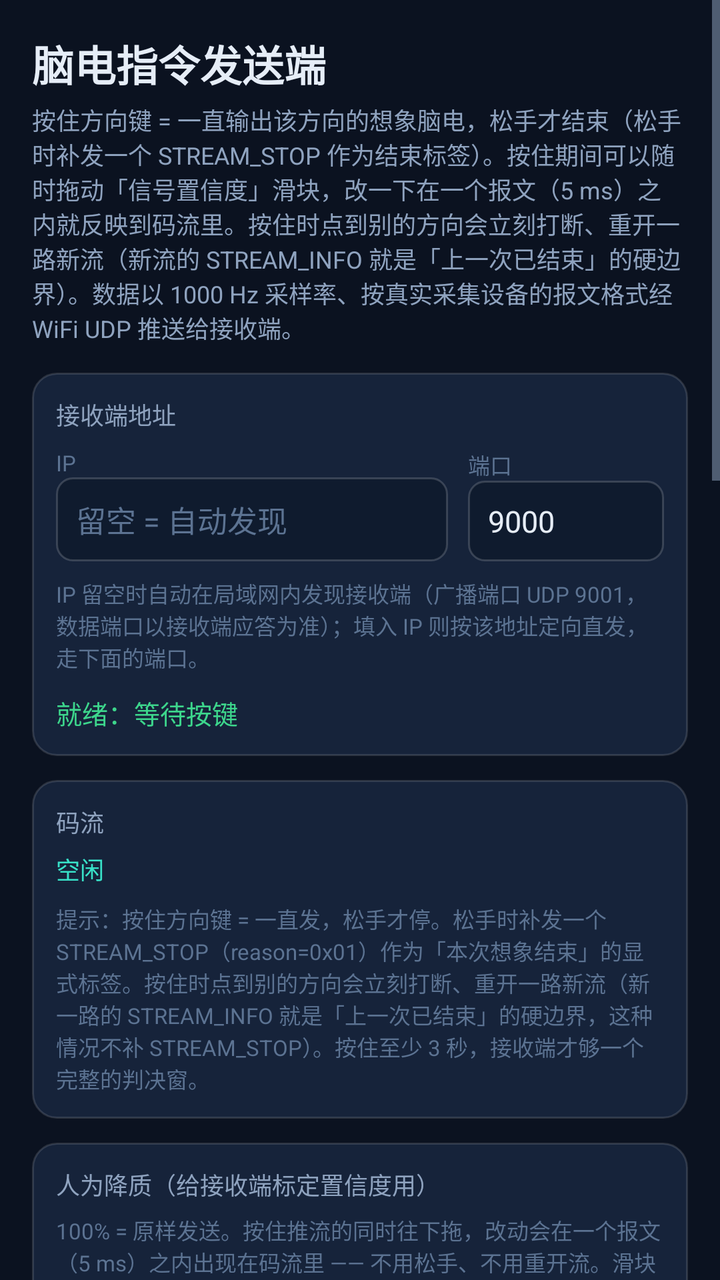
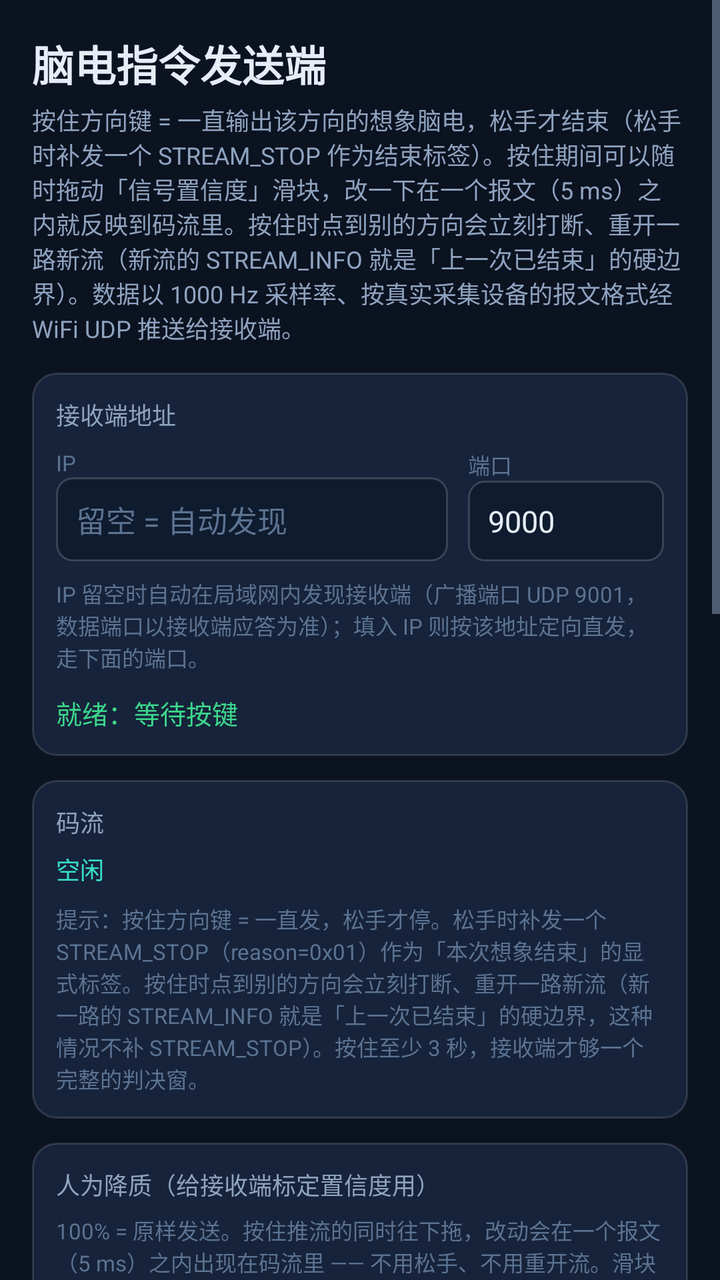

Before-and-after screenshots of an Android layout around one commit, followed by the original layout XML and the change that was made.
<!-- AndroidManifest.xml: application theme Theme.EEGSender -->
<!-- res/layout/activity_main.xml -->
<?xml version="1.0" encoding="utf-8"?>
<ScrollView xmlns:android="http://schemas.android.com/apk/res/android"
    android:id="@+id/svRoot"
    android:layout_width="match_parent"
    android:layout_height="match_parent"
    android:background="@color/bg_dark"
    android:fillViewport="true">

    <LinearLayout
        android:layout_width="match_parent"
        android:layout_height="wrap_content"
        android:orientation="vertical"
        android:padding="16dp">

        <TextView
            android:id="@+id/tvTitle"
            android:layout_width="match_parent"
            android:layout_height="wrap_content"
            android:text="@string/title"
            android:textColor="@color/text_primary"
            android:textSize="21sp"
            android:textStyle="bold" />

        <TextView
            android:id="@+id/tvSubtitle"
            android:layout_width="match_parent"
            android:layout_height="wrap_content"
            android:layout_marginTop="4dp"
            android:text="@string/subtitle"
            android:textColor="@color/text_secondary"
            android:textSize="12sp" />

        
        <LinearLayout
            android:layout_width="match_parent"
            android:layout_height="wrap_content"
            android:layout_marginTop="14dp"
            android:background="@drawable/bg_card"
            android:orientation="vertical"
            android:padding="12dp">

            <TextView
                android:layout_width="wrap_content"
                android:layout_height="wrap_content"
                android:text="@string/label_target"
                android:textColor="@color/text_secondary"
                android:textSize="12sp" />

            <LinearLayout
                android:layout_width="match_parent"
                android:layout_height="wrap_content"
                android:layout_marginTop="8dp"
                android:orientation="horizontal">

                <LinearLayout
                    android:layout_width="0dp"
                    android:layout_height="wrap_content"
                    android:layout_weight="2"
                    android:orientation="vertical">

                    <TextView
                        android:layout_width="wrap_content"
                        android:layout_height="wrap_content"
                        android:text="@string/label_ip"
                        android:textColor="@color/text_hint"
                        android:textSize="11sp" />

                    <EditText
                        android:id="@+id/etIp"
                        android:layout_width="match_parent"
                        android:layout_height="wrap_content"
                        android:background="@drawable/bg_input"
                        android:hint="@string/hint_ip"
                        android:inputType="text"
                        android:maxLines="1"
                        android:padding="10dp"
                        android:text=""
                        android:textColor="@color/text_primary"
                        android:textColorHint="@color/text_hint"
                        android:textSize="15sp" />
                </LinearLayout>

                <LinearLayout
                    android:layout_width="0dp"
                    android:layout_height="wrap_content"
                    android:layout_marginStart="10dp"
                    android:layout_weight="1"
                    android:orientation="vertical">

                    <TextView
                        android:layout_width="wrap_content"
                        android:layout_height="wrap_content"
                        android:text="@string/label_port"
                        android:textColor="@color/text_hint"
                        android:textSize="11sp" />

                    <EditText
                        android:id="@+id/etPort"
                        android:layout_width="match_parent"
                        android:layout_height="wrap_content"
                        android:background="@drawable/bg_input"
                        android:hint="@string/hint_port"
                        android:inputType="number"
                        android:maxLines="1"
                        android:padding="10dp"
                        android:text="9000"
                        android:textColor="@color/text_primary"
                        android:textColorHint="@color/text_hint"
                        android:textSize="15sp" />
                </LinearLayout>
            </LinearLayout>

            <TextView
                android:id="@+id/tvTargetMode"
                android:layout_width="match_parent"
                android:layout_height="wrap_content"
                android:layout_marginTop="8dp"
                android:text="@string/hint_target_mode"
                android:textColor="@color/text_hint"
                android:textSize="11sp" />

            <TextView
                android:id="@+id/tvStatus"
                android:layout_width="match_parent"
                android:layout_height="wrap_content"
                android:layout_marginTop="10dp"
                android:text="@string/status_idle"
                android:textColor="@color/ok"
                android:textSize="13sp" />
        </LinearLayout>

        
        <LinearLayout
            android:layout_width="match_parent"
            android:layout_height="wrap_content"
            android:layout_marginTop="12dp"
            android:background="@drawable/bg_card"
            android:orientation="vertical"
            android:padding="12dp">

            <TextView
                android:layout_width="wrap_content"
                android:layout_height="wrap_content"
                android:text="@string/label_stream"
                android:textColor="@color/text_secondary"
                android:textSize="12sp" />

            <TextView
                android:id="@+id/tvStream"
                android:layout_width="match_parent"
                android:layout_height="wrap_content"
                android:layout_marginTop="6dp"
                android:fontFamily="monospace"
                android:text="@string/stream_idle"
                android:textColor="@color/primary"
                android:textSize="12sp" />

            <TextView
                android:layout_width="match_parent"
                android:layout_height="wrap_content"
                android:layout_marginTop="8dp"
                android:text="@string/hint_trial"
                android:textColor="@color/text_hint"
                android:textSize="11sp" />
        </LinearLayout>

        
        <LinearLayout
            android:layout_width="match_parent"
            android:layout_height="wrap_content"
            android:layout_marginTop="12dp"
            android:background="@drawable/bg_card"
            android:orientation="vertical"
            android:padding="12dp">

            <TextView
                android:layout_width="wrap_content"
                android:layout_height="wrap_content"
                android:text="@string/label_degrade"
                android:textColor="@color/text_secondary"
                android:textSize="12sp" />

            <TextView
                android:layout_width="match_parent"
                android:layout_height="wrap_content"
                android:layout_marginTop="6dp"
                android:text="@string/hint_degrade"
                android:textColor="@color/text_hint"
                android:textSize="11sp" />

            
            <LinearLayout
                android:layout_width="match_parent"
                android:layout_height="wrap_content"
                android:layout_marginTop="10dp"
                android:orientation="horizontal">

                <TextView
                    android:layout_width="0dp"
                    android:layout_height="wrap_content"
                    android:layout_weight="1"
                    android:text="@string/label_confidence"
                    android:textColor="@color/text_primary"
                    android:textSize="13sp" />

                <TextView
                    android:id="@+id/tvConfidenceValue"
                    android:layout_width="wrap_content"
                    android:layout_height="wrap_content"
                    android:fontFamily="monospace"
                    android:text="@string/degrade_value_full"
                    android:textColor="@color/primary"
                    android:textSize="12sp" />
            </LinearLayout>

            <SeekBar
                android:id="@+id/sbConfidence"
                android:layout_width="match_parent"
                android:layout_height="wrap_content"
                android:max="100"
                android:progress="100"
                android:progressBackgroundTint="@color/btn_direction"
                android:progressTint="@color/primary"
                android:thumbTint="@color/primary" />

            <TextView
                android:id="@+id/tvDegradeState"
                android:layout_width="match_parent"
                android:layout_height="wrap_content"
                android:layout_marginTop="6dp"
                android:text="@string/degrade_off"
                android:textColor="@color/text_hint"
                android:textSize="11sp" />
        </LinearLayout>

        
        <LinearLayout
            android:layout_width="match_parent"
            android:layout_height="wrap_content"
            android:layout_marginTop="18dp"
            android:gravity="center_horizontal"
            android:orientation="vertical">

            
            <Button
                android:id="@+id/btnForward"
                style="@style/CmdButton"
                android:background="@drawable/bg_btn_direction"
                android:text="@string/cmd_forward" />

            <LinearLayout
                android:layout_width="wrap_content"
                android:layout_height="wrap_content"
                android:layout_marginTop="10dp"
                android:orientation="horizontal">

                
                <Button
                    android:id="@+id/btnLeft"
                    style="@style/CmdButton"
                    android:background="@drawable/bg_btn_direction"
                    android:text="@string/cmd_left" />

                
                <Button
                    android:id="@+id/btnStop"
                    style="@style/CmdButton"
                    android:layout_marginStart="10dp"
                    android:layout_marginEnd="10dp"
                    android:background="@drawable/bg_btn_stop"
                    android:text="@string/cmd_stop" />

                
                <Button
                    android:id="@+id/btnRight"
                    style="@style/CmdButton"
                    android:background="@drawable/bg_btn_direction"
                    android:text="@string/cmd_right" />
            </LinearLayout>

            
            <Button
                android:id="@+id/btnBackward"
                style="@style/CmdButton"
                android:layout_marginTop="10dp"
                android:background="@drawable/bg_btn_direction"
                android:text="@string/cmd_backward" />
        </LinearLayout>

        
        <LinearLayout
            android:id="@+id/cardWave"
            android:layout_width="match_parent"
            android:layout_height="wrap_content"
            android:layout_marginTop="12dp"
            android:background="@drawable/bg_card"
            android:orientation="vertical"
            android:padding="10dp">

            
            <LinearLayout
                android:layout_width="match_parent"
                android:layout_height="wrap_content"
                android:gravity="center_vertical"
                android:orientation="horizontal">

                <TextView
                    android:layout_width="0dp"
                    android:layout_height="wrap_content"
                    android:layout_weight="1"
                    android:text="@string/label_wave"
                    android:textColor="@color/text_secondary"
                    android:textSize="12sp" />

                <CheckBox
                    android:id="@+id/cbDenoise"
                    android:layout_width="wrap_content"
                    android:layout_height="wrap_content"
                    android:buttonTint="@color/primary"
                    android:text="@string/wave_denoise"
                    android:textColor="@color/text_primary"
                    android:textSize="12sp" />

                <CheckBox
                    android:id="@+id/cbSpectrum"
                    android:layout_width="wrap_content"
                    android:layout_height="wrap_content"
                    android:layout_marginStart="6dp"
                    android:buttonTint="@color/primary"
                    android:text="@string/wave_spectrum"
                    android:textColor="@color/text_primary"
                    android:textSize="12sp" />
            </LinearLayout>

            
            <HorizontalScrollView
                android:layout_width="match_parent"
                android:layout_height="wrap_content"
                android:layout_marginTop="4dp"
                android:scrollbars="none">

                <LinearLayout
                    android:id="@+id/llChannels"
                    android:layout_width="wrap_content"
                    android:layout_height="wrap_content"
                    android:orientation="horizontal" />
            </HorizontalScrollView>

            
            <com.fifteen.eegsender.EegWaveformView
                android:id="@+id/waveView"
                android:layout_width="match_parent"
                android:layout_height="240dp"
                android:layout_marginTop="8dp" />

            
            <com.fifteen.eegsender.EegSpectrumView
                android:id="@+id/spectrumView"
                android:layout_width="match_parent"
                android:layout_height="140dp"
                android:layout_marginTop="6dp"
                android:visibility="gone" />

            <TextView
                android:layout_width="match_parent"
                android:layout_height="wrap_content"
                android:layout_marginTop="6dp"
                android:text="@string/wave_hint"
                android:textColor="@color/text_hint"
                android:textSize="11sp" />
        </LinearLayout>

        
        <LinearLayout
            android:layout_width="match_parent"
            android:layout_height="wrap_content"
            android:layout_marginTop="18dp"
            android:gravity="center_vertical"
            android:orientation="horizontal">

            <TextView
                android:layout_width="0dp"
                android:layout_height="wrap_content"
                android:layout_weight="1"
                android:text="@string/label_log"
                android:textColor="@color/text_secondary"
                android:textSize="13sp"
                android:textStyle="bold" />

            <Button
                android:id="@+id/btnClearLog"
                android:layout_width="wrap_content"
                android:layout_height="wrap_content"
                android:backgroundTint="@null"
                android:minWidth="0dp"
                android:paddingStart="10dp"
                android:paddingEnd="10dp"
                android:text="@string/btn_clear_log"
                android:textColor="@color/primary"
                android:textSize="12sp" />
        </LinearLayout>

        <TextView
            android:id="@+id/tvLog"
            android:layout_width="match_parent"
            android:layout_height="wrap_content"
            android:layout_marginTop="6dp"
            android:background="@drawable/bg_card"
            android:fontFamily="monospace"
            android:lineSpacingExtra="3dp"
            android:minHeight="120dp"
            android:padding="10dp"
            android:textColor="@color/text_secondary"
            android:textSize="11sp" />

    </LinearLayout>
</ScrollView>
<!-- resources referenced by this layout -->
<resources>
  <color name="bg_dark">#FF0B1220</color>
  <color name="btn_direction">#FF1E3350</color>
  <color name="ok">#FF3DD68C</color>
  <color name="primary">#FF38E1C8</color>
  <color name="text_hint">#FF5C7392</color>
  <color name="text_primary">#FFE6EDF7</color>
  <color name="text_secondary">#FF8FA3BF</color>
  <!-- drawable bg_card (drawable) -->
  <?xml version="1.0" encoding="utf-8"?>
  <shape xmlns:android="http://schemas.android.com/apk/res/android"
      android:shape="rectangle">
      <solid android:color="@color/bg_card" />
      <corners android:radius="12dp" />
      <stroke
          android:width="1dp"
          android:color="#22FFFFFF" />
  </shape>
  <!-- drawable bg_input (drawable) -->
  <?xml version="1.0" encoding="utf-8"?>
  <shape xmlns:android="http://schemas.android.com/apk/res/android"
      android:shape="rectangle">
      <solid android:color="@color/bg_input" />
      <corners android:radius="8dp" />
      <stroke
          android:width="1dp"
          android:color="#2AFFFFFF" />
  </shape>
  <string name="btn_clear_log">清空日志</string>
  <string name="cmd_backward">↓ 后退</string>
  <string name="cmd_forward">↑ 前进</string>
  <string name="cmd_left">← 左转</string>
  <string name="cmd_right">→ 右转</string>
  <string name="cmd_stop">■ 停</string>
  <string name="degrade_off">未降质：发出的就是原始录制数据</string>
  <string name="degrade_value_full">100%｜ρ≈0.74</string>
  <string name="hint_degrade" formatted="false">100% = 原样发送。按住推流的同时往下拖，改动会在一个报文（5 ms）之内出现在码流里 —— 不用松手、不用重开流。滑块直接代表「信号置信度」，按「3 秒窗 CCA」的实测曲线压低接收端算出的相关值：它是确定性的 SSVEP 谱线削弱（背景脑电不动），只验证接收端会不会正确判成「无指令」。大约拖到 76% 以下，接收端就会从「认得出方向」翻成「判成无指令」。报文格式不变，接收端感知不到。</string>
  <string name="hint_ip">留空 = 自动发现</string>
  <string name="hint_port">9000</string>
  <string name="hint_target_mode">IP 留空时自动在局域网内发现接收端（广播端口 UDP 9001，数据端口以接收端应答为准）；填入 IP 则按该地址定向直发，走下面的端口。</string>
  <string name="hint_trial">提示：按住方向键 = 一直发，松手才停。松手时补发一个 STREAM_STOP（reason=0x01）作为「本次想象结束」的显式标签。按住时点到别的方向会立刻打断、重开一路新流（新一路的 STREAM_INFO 就是「上一次已结束」的硬边界，这种情况不补 STREAM_STOP）。按住至少 3 秒，接收端才够一个完整的判决窗。</string>
  <string name="label_confidence">信号置信度</string>
  <string name="label_degrade">人为降质（给接收端标定置信度用）</string>
  <string name="label_ip">IP</string>
  <string name="label_log">发送日志</string>
  <string name="label_port">端口</string>
  <string name="label_stream">码流</string>
  <string name="label_target">接收端地址</string>
  <string name="label_wave">脑电波形</string>
  <string name="status_idle">就绪：等待按键</string>
  <string name="stream_idle">空闲</string>
  <string name="subtitle">按住方向键 = 一直输出该方向的想象脑电，松手才结束（松手时补发一个 STREAM_STOP 作为结束标签）。按住期间可以随时拖动「信号置信度」滑块，改一下在一个报文（5 ms）之内就反映到码流里。按住时点到别的方向会立刻打断、重开一路新流（新流的 STREAM_INFO 就是「上一次已结束」的硬边界）。数据以 1000 Hz 采样率、按真实采集设备的报文格式经 WiFi UDP 推送给接收端。</string>
  <string name="title">脑电指令发送端</string>
  <string name="wave_denoise">去噪</string>
  <string name="wave_hint">勾选通道显示对应波形；顶部「振幅 +/−」统一调所有行。去噪 = 显示层 4~45 Hz 带通，频谱 = 4~20 Hz 功率谱（标 5.45 / 6.67 / 8.57 / 12.0 Hz）。这些只影响屏幕，不改变推流数据。</string>
  <string name="wave_spectrum">频谱</string>
  <style name="Theme.EEGSender" parent="Theme.AppCompat.DayNight.NoActionBar">
          <item name="colorPrimary">@color/primary</item>
          <item name="colorPrimaryDark">@color/primary_dark</item>
          <item name="colorAccent">@color/primary</item>
          <item name="android:windowBackground">@color/bg_dark</item>
          <item name="android:textColorPrimary">@color/text_primary</item>
          <item name="android:textColorSecondary">@color/text_secondary</item>
          <item name="android:textColorHint">@color/text_hint</item>
      </style>
  <color name="btn_direction_pressed">#FF2A4770</color>
  <color name="btn_direction_stroke">#338FA3BF</color>
  <color name="btn_stop_pressed">#FF8C1D18</color>
  <color name="btn_stop">#FFB3261E</color>
  <color name="btn_stop_stroke">#66FF8A80</color>
  <color name="bg_card">#FF16233A</color>
  <color name="bg_input">#FF0F1B2E</color>
  <color name="primary_dark">#FF0E7C6B</color>
  <!-- unchanged entries left out for length: 3 -->
</resources>

<!-- the commit's change to res/layout/activity_main.xml (unified diff, before → after) -->
@@ -289,89 +289,6 @@
 
         
         <LinearLayout
-            android:id="@+id/cardWave"
-            android:layout_width="match_parent"
-            android:layout_height="wrap_content"
-            android:layout_marginTop="12dp"
-            android:background="@drawable/bg_card"
-            android:orientation="vertical"
-            android:padding="10dp">
-
-            
-            <LinearLayout
-                android:layout_width="match_parent"
-                android:layout_height="wrap_content"
-                android:gravity="center_vertical"
-                android:orientation="horizontal">
-
-                <TextView
-                    android:layout_width="0dp"
-                    android:layout_height="wrap_content"
-                    android:layout_weight="1"
-                    android:text="@string/label_wave"
-                    android:textColor="@color/text_secondary"
-                    android:textSize="12sp" />
-
-                <CheckBox
-                    android:id="@+id/cbDenoise"
-                    android:layout_width="wrap_content"
-                    android:layout_height="wrap_content"
-                    android:buttonTint="@color/primary"
-                    android:text="@string/wave_denoise"
-                    android:textColor="@color/text_primary"
-                    android:textSize="12sp" />
-
-                <CheckBox
-                    android:id="@+id/cbSpectrum"
-                    android:layout_width="wrap_content"
-                    android:layout_height="wrap_content"
-                    android:layout_marginStart="6dp"
-                    android:buttonTint="@color/primary"
-                    android:text="@string/wave_spectrum"
-                    android:textColor="@color/text_primary"
-                    android:textSize="12sp" />
-            </LinearLayout>
-
-            
-            <HorizontalScrollView
-                android:layout_width="match_parent"
-                android:layout_height="wrap_content"
-                android:layout_marginTop="4dp"
-                android:scrollbars="none">
-
-                <LinearLayout
-                    android:id="@+id/llChannels"
-                    android:layout_width="wrap_content"
-                    android:layout_height="wrap_content"
-                    android:orientation="horizontal" />
-            </HorizontalScrollView>
-
-            
-            <com.fifteen.eegsender.EegWaveformView
-                android:id="@+id/waveView"
-                android:layout_width="match_parent"
-                android:layout_height="240dp"
-                android:layout_marginTop="8dp" />
-
-            
-            <com.fifteen.eegsender.EegSpectrumView
-                android:id="@+id/spectrumView"
-                android:layout_width="match_parent"
-                android:layout_height="140dp"
-                android:layout_marginTop="6dp"
-                android:visibility="gone" />
-
-            <TextView
-                android:layout_width="match_parent"
-                android:layout_height="wrap_content"
-                android:layout_marginTop="6dp"
-                android:text="@string/wave_hint"
-                android:textColor="@color/text_hint"
-                android:textSize="11sp" />
-        </LinearLayout>
-
-        
-        <LinearLayout
             android:layout_width="match_parent"
             android:layout_height="wrap_content"
             android:layout_marginTop="18dp"
<!-- resource entries referenced after the edit -->
@@ -47,14 +47,10 @@
   <string name="label_port">端口</string>
   <string name="label_stream">码流</string>
   <string name="label_target">接收端地址</string>
-  <string name="label_wave">脑电波形</string>
   <string name="status_idle">就绪：等待按键</string>
   <string name="stream_idle">空闲</string>
   <string name="subtitle">按住方向键 = 一直输出该方向的想象脑电，松手才结束（松手时补发一个 STREAM_STOP 作为结束标签）。按住期间可以随时拖动「信号置信度」滑块，改一下在一个报文（5 ms）之内就反映到码流里。按住时点到别的方向会立刻打断、重开一路新流（新流的 STREAM_INFO 就是「上一次已结束」的硬边界）。数据以 1000 Hz 采样率、按真实采集设备的报文格式经 WiFi UDP 推送给接收端。</string>
   <string name="title">脑电指令发送端</string>
-  <string name="wave_denoise">去噪</string>
-  <string name="wave_hint">勾选通道显示对应波形；顶部「振幅 +/−」统一调所有行。去噪 = 显示层 4~45 Hz 带通，频谱 = 4~20 Hz 功率谱（标 5.45 / 6.67 / 8.57 / 12.0 Hz）。这些只影响屏幕，不改变推流数据。</string>
-  <string name="wave_spectrum">频谱</string>
   <style name="Theme.EEGSender" parent="Theme.AppCompat.DayNight.NoActionBar">
           <item name="colorPrimary">@color/primary</item>
           <item name="colorPrimaryDark">@color/primary_dark</item>
